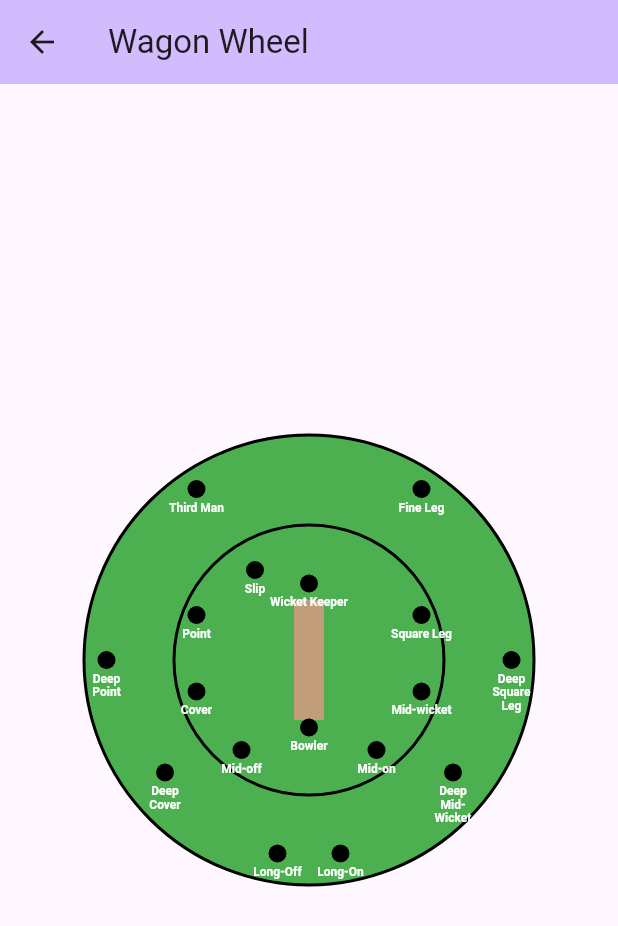
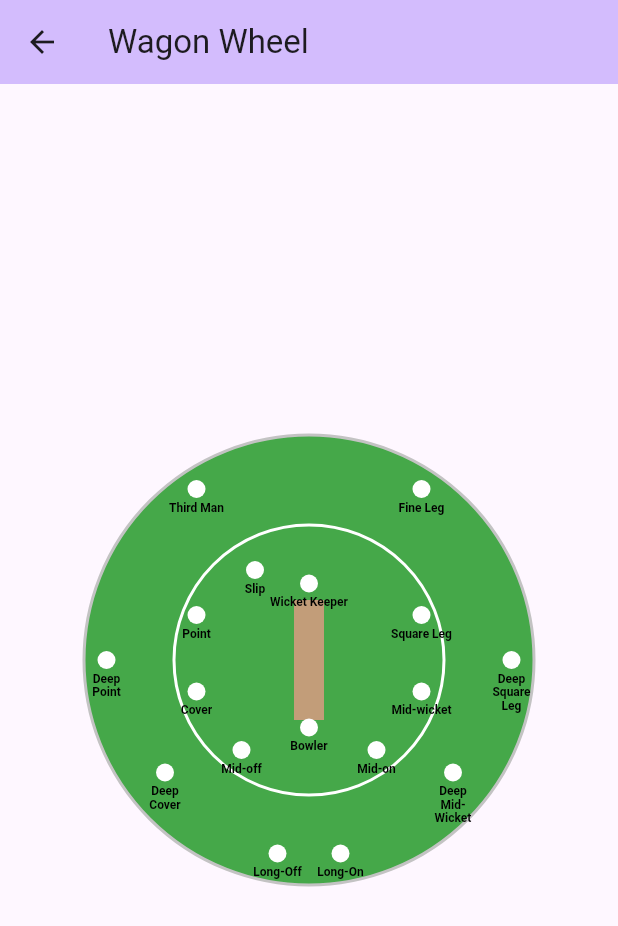
Before and after one commit to thecodemonster1/cric_field_project_1, a Flutter app: the screen it shows after launch, after a tap on "Continue to Shot Analysis", on a phone screen of 412 x 824 dp. Shown: the top 926 px of the screen. Run offline on Flutter 3.47's test engine with Material 3 defaults, Android fonts, the phone set to English and light mode, and no system bars.

Commit message:
Update WagonWheelPainter colors for improved visibility and remove unused code

```diff
--- a/lib/Pages/WagonWheelPage.dart
+++ b/lib/Pages/WagonWheelPage.dart
@@ -61,13 +61,13 @@ class WagonWheelPainter extends CustomPainter {
 
     // Draw grass background
     final groundPaint = Paint()
-      ..color = const Color.fromARGB(255, 76, 175, 80)
+      ..color = const Color.fromARGB(255, 69, 168, 73)
       ..style = PaintingStyle.fill;
     canvas.drawCircle(center, radius, groundPaint);
 
     // Draw 30-yard circle (approximately 0.6 of the boundary radius)
     final thirtyYardPaint = Paint()
-      ..color = const Color.fromARGB(255, 0, 0, 0)
+      ..color = const Color.fromARGB(255, 255, 255, 255)
       ..style = PaintingStyle.stroke
       ..strokeWidth = 2.0
       ..strokeCap = StrokeCap.round;
@@ -75,7 +75,7 @@ class WagonWheelPainter extends CustomPainter {
 
     // Draw boundary line
     final boundaryPaint = Paint()
-      ..color = const Color.fromARGB(255, 0, 0, 0)
+      ..color = const Color.fromARGB(255, 195, 195, 195)
       ..style = PaintingStyle.stroke
       ..strokeWidth = 2.0;
     canvas.drawCircle(center, radius, boundaryPaint);
@@ -95,7 +95,7 @@ class WagonWheelPainter extends CustomPainter {
 
     // Draw fielder positions
     final fielderPaint = Paint()
-      ..color = const Color.fromARGB(255, 0, 0, 0)
+      ..color = const Color.fromARGB(255, 255, 255, 255)
       ..style = PaintingStyle.fill;
 
     // Define fielder positions (normalized coordinates from 0 to 1)
@@ -151,7 +151,7 @@ class WagonWheelPainter extends CustomPainter {
       textPainter.text = TextSpan(
         text: fielder['name'] as String,
         style: const TextStyle(
-          color: Colors.white,
+          color: Color.fromARGB(255, 0, 0, 0),
           fontSize: 8,
           fontWeight: FontWeight.bold,
         ),
@@ -184,183 +184,3 @@ class WagonWheelPainter extends CustomPainter {
   @override
   bool shouldRepaint(CustomPainter oldDelegate) => false;
 }
-
-
-
-
-
-
-
-
-
-// import 'dart:math';
-// import 'package:flutter/material.dart';
-// import 'package:fl_chart/fl_chart.dart'; // Add this package to pubspec.yaml
-
-// class ShotData {
-//   final String zone;
-//   final int frequency;
-//   final double successRate;
-
-//   ShotData(this.zone, this.frequency, this.successRate);
-// }
-
-// class WagonWheelPage extends StatefulWidget {
-//   const WagonWheelPage({super.key});
-
-//   @override
-//   State<WagonWheelPage> createState() => _WagonWheelPageState();
-// }
-
-// class _WagonWheelPageState extends State<WagonWheelPage> {
-//   String selectedZone = '';
-//   final List<ShotData> mockData = [
-//     ShotData('Fine Leg', 15, 0.8),
-//     ShotData('Square Leg', 20, 0.75),
-//     ShotData('Mid Wicket', 25, 0.85),
-//     ShotData('Mid On', 10, 0.6),
-//     ShotData('Cover', 30, 0.9),
-//     ShotData('Third Man', 12, 0.7),
-//   ];
-
-//   @override
-//   Widget build(BuildContext context) {
-//     return Scaffold(
-//       appBar: AppBar(
-//         title: const Text('Shot Analysis'),
-//         backgroundColor: Theme.of(context).colorScheme.inversePrimary,
-//       ),
-//       body: Column(
-//         children: [
-//           Expanded(
-//             flex: 2,
-//             child: GestureDetector(
-//               onTapDown: (details) {
-//                 // Calculate which zone was tapped
-//                 final RenderBox box = context.findRenderObject() as RenderBox;
-//                 final Offset localPosition = box.globalToLocal(details.globalPosition);
-//                 final String zone = _calculateZone(localPosition);
-//                 setState(() {
-//                   selectedZone = zone;
-//                 });
-//               },
-//               child: CustomPaint(
-//                 size: const Size(300, 300),
-//                 painter: WagonWheelPainter(selectedZone: selectedZone),
-//               ),
-//             ),
-//           ),
-//           if (selectedZone.isNotEmpty)
-//             Expanded(
-//               child: Column(
-//                 children: [
-//                   Text('Zone: $selectedZone',
-//                       style: Theme.of(context).textTheme.headlineSmall),
-//                   const SizedBox(height: 10),
-//                   SizedBox(
-//                     height: 200,
-//                     child: BarChart(
-//                       BarChartData(
-//                         alignment: BarChartAlignment.spaceAround,
-//                         maxY: 100,
-//                         barGroups: [
-//                           BarChartGroupData(
-//                             x: 0,
-//                             barRods: [
-//                               BarChartRodData(
-//                                 toY: _getZoneData(selectedZone).successRate * 100,
-//                                 color: Colors.blue,
-//                               ),
-//                             ],
-//                           ),
-//                         ],
-//                         titlesData: FlTitlesData(
-//                           bottomTitles: AxisTitles(
-//                             sideTitles: SideTitles(showTitles: false),
-//                           ),
-//                           leftTitles: AxisTitles(
-//                             sideTitles: SideTitles(
-//                               showTitles: true,
-//                               getTitlesWidget: (value, meta) {
-//                                 return Text('${value.toInt()}%');
-//                               },
-//                             ),
-//                           ),
-//                         ),
-//                       ),
-//                     ),
-//                   ),
-//                   Text(
-//                     'Shot Frequency: ${_getZoneData(selectedZone).frequency}',
-//                     style: Theme.of(context).textTheme.bodyLarge,
-//                   ),
-//                   Text(
-//                     'Success Rate: ${(_getZoneData(selectedZone).successRate * 100).toInt()}%',
-//                     style: Theme.of(context).textTheme.bodyLarge,
-//                   ),
-//                 ],
-//               ),
-//             ),
-//         ],
-//       ),
-//     );
-//   }
-
-//   ShotData _getZoneData(String zone) {
-//     return mockData.firstWhere(
-//       (data) => data.zone == zone,
-//       orElse: () => ShotData(zone, 0, 0),
-//     );
-//   }
-
-//   String _calculateZone(Offset position) {
-//     // Add logic to determine zone based on tap position
-//     // This is a simplified example
-//     final zones = ['Fine Leg', 'Square Leg', 'Mid Wicket',
-//                   'Mid On', 'Cover', 'Third Man'];
-//     return zones[Random().nextInt(zones.length)];
-//   }
-// }
-
-// class WagonWheelPainter extends CustomPainter {
-//   final String selectedZone;
-
-//   WagonWheelPainter({required this.selectedZone});
-
-//   @override
-//   void paint(Canvas canvas, Size size) {
-//     final Paint paint = Paint()
-//       ..color = Colors.green
-//       ..style = PaintingStyle.stroke
-//       ..strokeWidth = 2.0;
-
-//     final center = Offset(size.width / 2, size.height / 2);
-//     final radius = size.width / 2;
-
-//     // Draw cricket field boundary
-//     canvas.drawCircle(center, radius, paint);
-
-//     // Draw zones with labels
-//     for (var i = 0; i < 6; i++) {
-//       final angle = (i * 60) * pi / 180;
-//       final dx = radius * cos(angle);
-//       final dy = radius * sin(angle);
-
-//       // Draw zone lines
-//       canvas.drawLine(
-//         center,
-//         Offset(center.dx + dx, center.dy + dy),
-//         paint,
-//       );
-
-//       // Highlight selected zone
-//       if (selectedZone.isNotEmpty) {
-//         // Add highlighting logic here
-//       }
-//     }
-//   }
-
-//   @override
-//   bool shouldRepaint(WagonWheelPainter oldDelegate) =>
-//       oldDelegate.selectedZone != selectedZone;
-// }
```
